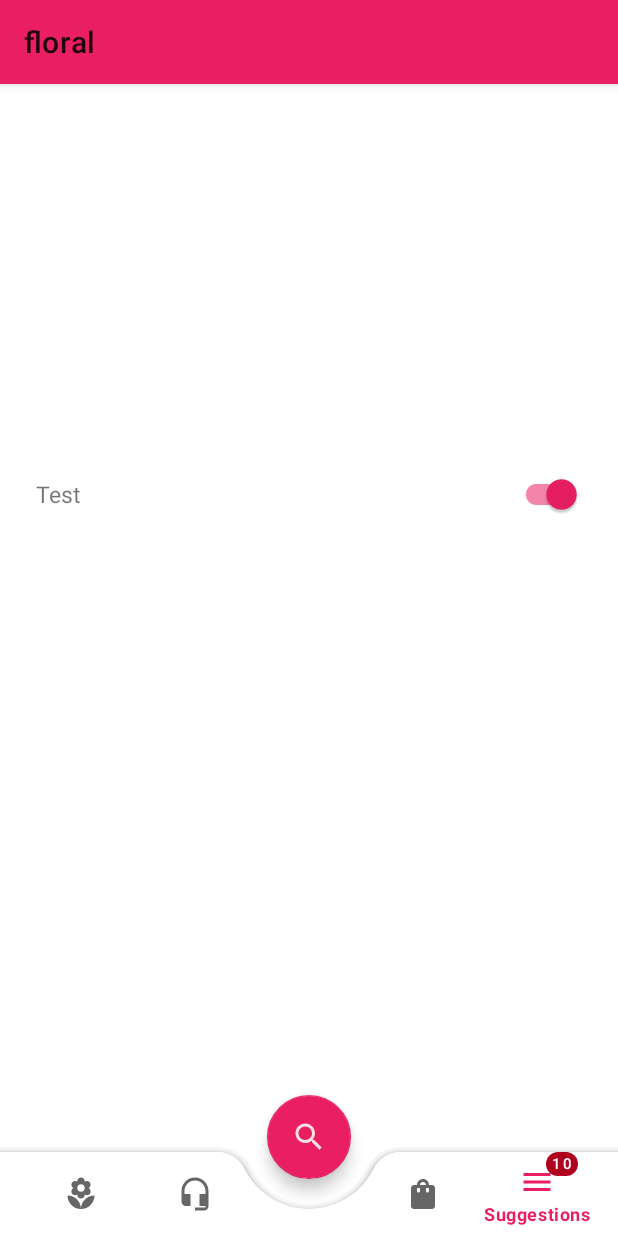
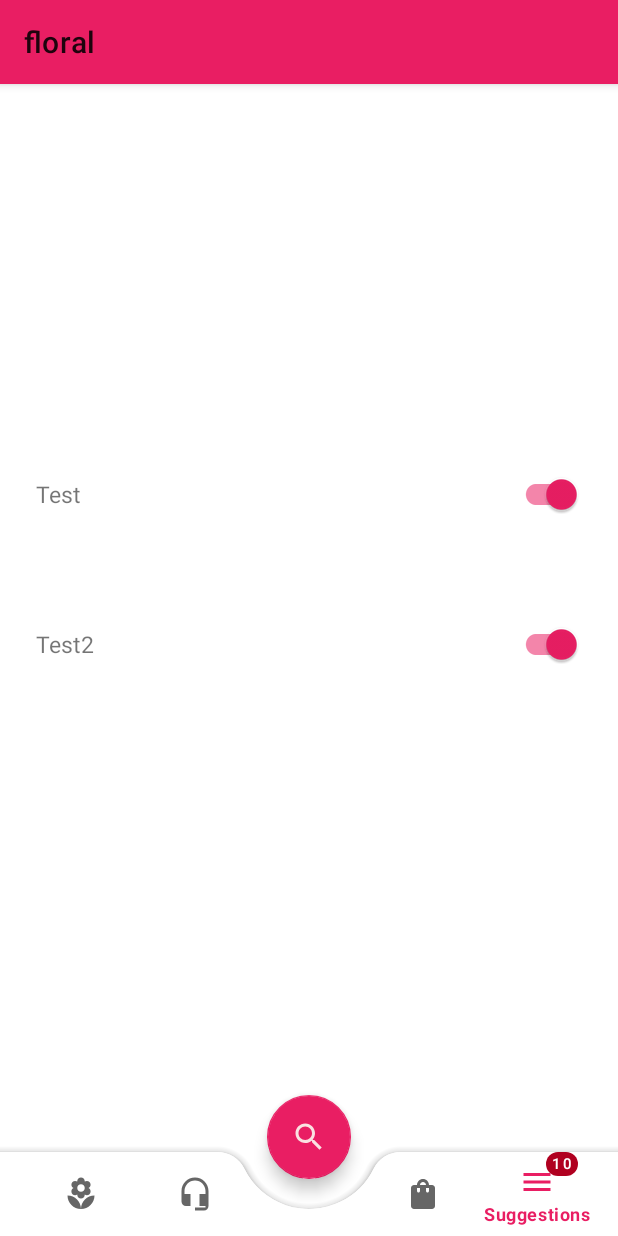
Before and after one commit to Blasanka/research-frontend, an Android app: the screen it shows after launch (MainActivity), item 5 of the bottom bar chosen, on a phone screen of 412 x 824 dp. Run offline under Robolectric (Android 15) with nearby library versions, the phone set to English and light mode, and no system bars.

Commit message:
2nd change

```diff
--- a/app/src/main/java/com/example/floral/SuggestFragment.kt
+++ b/app/src/main/java/com/example/floral/SuggestFragment.kt
@@ -24,6 +24,7 @@ class SuggestFragment : Fragment(R.layout.fragment_suggest) {
     private fun to(){
 
         addToChannel("Test",true)
+        addToChannel("Test2",true)
 
 
 
```
